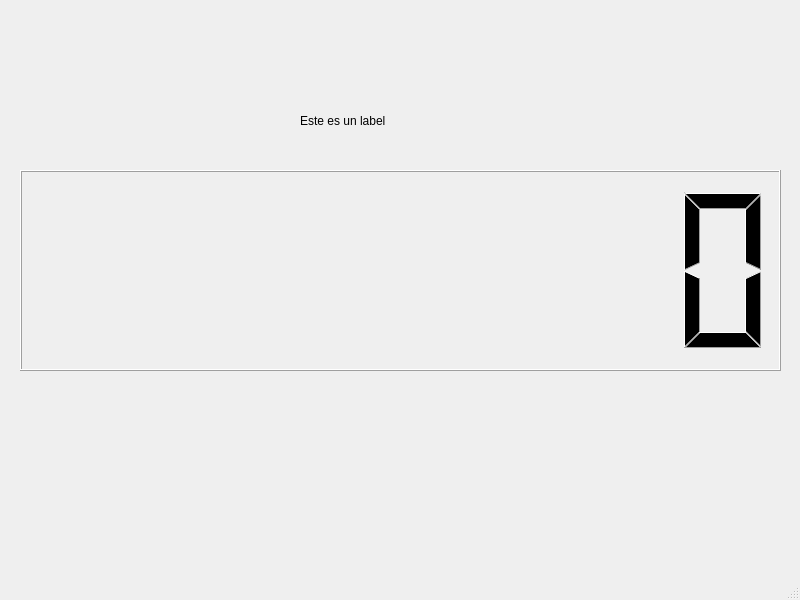
This is src/gui/mainwindow.ui in Carlos12001/funtrans_calculatorpp as Qt 5 draws it before an edit. The edited form follows.
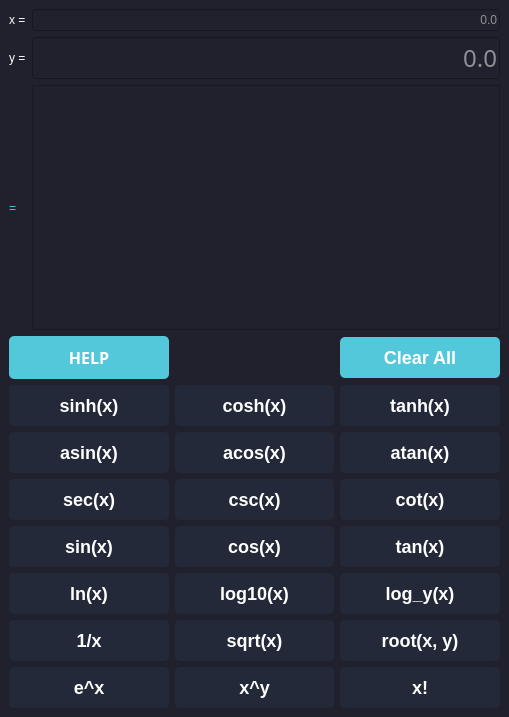
This is the edited form.

Diff of the .ui file:
```diff
--- a/src/gui/mainwindow.ui
+++ b/src/gui/mainwindow.ui
@@ -6,42 +6,675 @@
    <rect>
     <x>0</x>
     <y>0</y>
-    <width>800</width>
-    <height>600</height>
+    <width>509</width>
+    <height>717</height>
    </rect>
   </property>
   <property name="windowTitle">
    <string>MainWindow</string>
   </property>
+  <property name="styleSheet">
+   <string notr="true">font: 18pt &quot;Montserrat Alternates&quot;;
+background-color: #20212c;
+color:white;
+</string>
+  </property>
   <widget class="QWidget" name="centralwidget">
-   <widget class="QLCDNumber" name="lcdNumber">
-    <property name="geometry">
-     <rect>
-      <x>20</x>
-      <y>170</y>
-      <width>761</width>
-      <height>201</height>
-     </rect>
-    </property>
-    <property name="digitCount">
-     <number>8</number>
-    </property>
-   </widget>
-   <widget class="QLabel" name="label">
-    <property name="geometry">
-     <rect>
-      <x>300</x>
-      <y>90</y>
-      <width>191</width>
-      <height>61</height>
-     </rect>
-    </property>
-    <property name="text">
-     <string>Este es un label</string>
-    </property>
-   </widget>
+   <layout class="QVBoxLayout" name="verticalLayout">
+    <item>
+     <layout class="QGridLayout" name="gridButton">
+      <item row="2" column="0">
+       <widget class="QLabel" name="labelEqual">
+        <property name="styleSheet">
+         <string notr="true">font: 32pt &quot;Montserrat Alternates&quot;;
+color:#53c8db;</string>
+        </property>
+        <property name="text">
+         <string>=</string>
+        </property>
+       </widget>
+      </item>
+      <item row="1" column="0">
+       <widget class="QLabel" name="labelY">
+        <property name="styleSheet">
+         <string notr="true">font: 18pt &quot;Montserrat Alternates&quot;;</string>
+        </property>
+        <property name="text">
+         <string>y =</string>
+        </property>
+       </widget>
+      </item>
+      <item row="0" column="0">
+       <widget class="QLabel" name="labelX">
+        <property name="styleSheet">
+         <string notr="true">font: 18pt &quot;Montserrat Alternates&quot;;</string>
+        </property>
+        <property name="text">
+         <string>x =</string>
+        </property>
+       </widget>
+      </item>
+      <item row="2" column="1">
+       <widget class="QPlainTextEdit" name="lineEditResult">
+        <property name="sizePolicy">
+         <sizepolicy hsizetype="Expanding" vsizetype="Ignored">
+          <horstretch>0</horstretch>
+          <verstretch>0</verstretch>
+         </sizepolicy>
+        </property>
+        <property name="font">
+         <font>
+          <family>Montserrat Alternates</family>
+          <pointsize>18</pointsize>
+          <italic>false</italic>
+          <bold>false</bold>
+         </font>
+        </property>
+        <property name="layoutDirection">
+         <enum>Qt::LeftToRight</enum>
+        </property>
+        <property name="tabChangesFocus">
+         <bool>true</bool>
+        </property>
+        <property name="readOnly">
+         <bool>true</bool>
+        </property>
+        <property name="plainText">
+         <string notr="true"/>
+        </property>
+        <property name="placeholderText">
+         <string>0.0</string>
+        </property>
+       </widget>
+      </item>
+      <item row="0" column="1">
+       <widget class="QLineEdit" name="lineEditX">
+        <property name="text">
+         <string/>
+        </property>
+        <property name="alignment">
+         <set>Qt::AlignRight|Qt::AlignTrailing|Qt::AlignVCenter</set>
+        </property>
+        <property name="placeholderText">
+         <string>0.0</string>
+        </property>
+        <property name="clearButtonEnabled">
+         <bool>false</bool>
+        </property>
+       </widget>
+      </item>
+      <item row="1" column="1">
+       <widget class="QLineEdit" name="lineEditY">
+        <property name="font">
+         <font>
+          <family>Montserrat Alternates</family>
+          <pointsize>18</pointsize>
+          <italic>false</italic>
+          <bold>false</bold>
+         </font>
+        </property>
+        <property name="text">
+         <string/>
+        </property>
+        <property name="alignment">
+         <set>Qt::AlignRight|Qt::AlignTrailing|Qt::AlignVCenter</set>
+        </property>
+        <property name="dragEnabled">
+         <bool>false</bool>
+        </property>
+        <property name="placeholderText">
+         <string>0.0</string>
+        </property>
+        <property name="clearButtonEnabled">
+         <bool>false</bool>
+        </property>
+       </widget>
+      </item>
+     </layout>
+    </item>
+    <item>
+     <layout class="QGridLayout" name="gridInput">
+      <item row="6" column="2">
+       <widget class="QPushButton" name="button_root">
+        <property name="styleSheet">
+         <string notr="true">QPushButton {
+  border: none;
+  border-radius: 5px;
+  color: white;
+  font-size: 18px;
+  font-weight: bold;
+  padding: 10px 20px;
+  background-color: #232938;
+}
+
+QPushButton:hover {
+  background-color: #2E8B57;
+}
+</string>
+        </property>
+        <property name="text">
+         <string>root(x, y)</string>
+        </property>
+       </widget>
+      </item>
+      <item row="4" column="0">
+       <widget class="QPushButton" name="button_sin">
+        <property name="styleSheet">
+         <string notr="true">QPushButton {
+  border: none;
+  border-radius: 5px;
+  color: white;
+  font-size: 18px;
+  font-weight: bold;
+  padding: 10px 20px;
+  background-color: #232938;
+}
+
+QPushButton:hover {
+  background-color: #2E8B57;
+}
+</string>
+        </property>
+        <property name="text">
+         <string>sin(x)</string>
+        </property>
+       </widget>
+      </item>
+      <item row="3" column="1">
+       <widget class="QPushButton" name="button_csc">
+        <property name="styleSheet">
+         <string notr="true">QPushButton {
+  border: none;
+  border-radius: 5px;
+  color: white;
+  font-size: 18px;
+  font-weight: bold;
+  padding: 10px 20px;
+  background-color: #232938;
+}
+
+QPushButton:hover {
+  background-color: #2E8B57;
+}
+</string>
+        </property>
+        <property name="text">
+         <string>csc(x)</string>
+        </property>
+       </widget>
+      </item>
+      <item row="2" column="2">
+       <widget class="QPushButton" name="button_atan">
+        <property name="styleSheet">
+         <string notr="true">QPushButton {
+  border: none;
+  border-radius: 5px;
+  color: white;
+  font-size: 18px;
+  font-weight: bold;
+  padding: 10px 20px;
+  background-color: #232938;
+}
+
+QPushButton:hover {
+  background-color: #2E8B57;
+}
+</string>
+        </property>
+        <property name="text">
+         <string>atan(x)</string>
+        </property>
+       </widget>
+      </item>
+      <item row="2" column="0">
+       <widget class="QPushButton" name="button_asin">
+        <property name="styleSheet">
+         <string notr="true">QPushButton {
+  border: none;
+  border-radius: 5px;
+  color: white;
+  font-size: 18px;
+  font-weight: bold;
+  padding: 10px 20px;
+  background-color: #232938;
+}
+
+QPushButton:hover {
+  background-color: #2E8B57;
+}
+</string>
+        </property>
+        <property name="text">
+         <string>asin(x)</string>
+        </property>
+       </widget>
+      </item>
+      <item row="1" column="1">
+       <widget class="QPushButton" name="button_cosh">
+        <property name="styleSheet">
+         <string notr="true">QPushButton {
+  border: none;
+  border-radius: 5px;
+  color: white;
+  font-size: 18px;
+  font-weight: bold;
+  padding: 10px 20px;
+  background-color: #232938;
+}
+
+QPushButton:hover {
+  background-color: #2E8B57;
+}
+</string>
+        </property>
+        <property name="text">
+         <string>cosh(x)</string>
+        </property>
+       </widget>
+      </item>
+      <item row="0" column="0">
+       <widget class="QPushButton" name="buttonHelp">
+        <property name="font">
+         <font>
+          <family>Montserrat Alternates</family>
+          <pointsize>-1</pointsize>
+          <italic>false</italic>
+          <bold>true</bold>
+         </font>
+        </property>
+        <property name="styleSheet">
+         <string notr="true">QPushButton {
+  border: none;
+  border-radius: 5px;
+  color: white;
+  font-size: 16px;
+  font-weight: bold;
+  padding: 10px 20px;
+  background-color: #53c8db;
+}
+
+QPushButton:hover {
+  background-color: #2E8B57;
+}
+</string>
+        </property>
+        <property name="text">
+         <string>HELP</string>
+        </property>
+       </widget>
+      </item>
+      <item row="6" column="0">
+       <widget class="QPushButton" name="button_divi">
+        <property name="styleSheet">
+         <string notr="true">QPushButton {
+  border: none;
+  border-radius: 5px;
+  color: white;
+  font-size: 18px;
+  font-weight: bold;
+  padding: 10px 20px;
+  background-color: #232938;
+}
+
+QPushButton:hover {
+  background-color: #2E8B57;
+}
+</string>
+        </property>
+        <property name="text">
+         <string>1/x</string>
+        </property>
+       </widget>
+      </item>
+      <item row="5" column="0">
+       <widget class="QPushButton" name="button_ln">
+        <property name="styleSheet">
+         <string notr="true">QPushButton {
+  border: none;
+  border-radius: 5px;
+  color: white;
+  font-size: 18px;
+  font-weight: bold;
+  padding: 10px 20px;
+  background-color: #232938;
+}
+
+QPushButton:hover {
+  background-color: #2E8B57;
+}
+</string>
+        </property>
+        <property name="text">
+         <string>ln(x)</string>
+        </property>
+       </widget>
+      </item>
+      <item row="4" column="2">
+       <widget class="QPushButton" name="button_tan">
+        <property name="styleSheet">
+         <string notr="true">QPushButton {
+  border: none;
+  border-radius: 5px;
+  color: white;
+  font-size: 18px;
+  font-weight: bold;
+  padding: 10px 20px;
+  background-color: #232938;
+}
+
+QPushButton:hover {
+  background-color: #2E8B57;
+}
+</string>
+        </property>
+        <property name="text">
+         <string>tan(x)</string>
+        </property>
+       </widget>
+      </item>
+      <item row="3" column="2">
+       <widget class="QPushButton" name="button_cot">
+        <property name="styleSheet">
+         <string notr="true">QPushButton {
+  border: none;
+  border-radius: 5px;
+  color: white;
+  font-size: 18px;
+  font-weight: bold;
+  padding: 10px 20px;
+  background-color: #232938;
+}
+
+QPushButton:hover {
+  background-color: #2E8B57;
+}
+</string>
+        </property>
+        <property name="text">
+         <string>cot(x)</string>
+        </property>
+       </widget>
+      </item>
+      <item row="1" column="2">
+       <widget class="QPushButton" name="button_tanh">
+        <property name="styleSheet">
+         <string notr="true">QPushButton {
+  border: none;
+  border-radius: 5px;
+  color: white;
+  font-size: 18px;
+  font-weight: bold;
+  padding: 10px 20px;
+  background-color: #232938;
+}
+
+QPushButton:hover {
+  background-color: #2E8B57;
+}
+</string>
+        </property>
+        <property name="text">
+         <string>tanh(x)</string>
+        </property>
+       </widget>
+      </item>
+      <item row="6" column="1">
+       <widget class="QPushButton" name="button_sqrt">
+        <property name="styleSheet">
+         <string notr="true">QPushButton {
+  border: none;
+  border-radius: 5px;
+  color: white;
+  font-size: 18px;
+  font-weight: bold;
+  padding: 10px 20px;
+  background-color: #232938;
+}
+
+QPushButton:hover {
+  background-color: #2E8B57;
+}
+</string>
+        </property>
+        <property name="text">
+         <string>sqrt(x)</string>
+        </property>
+       </widget>
+      </item>
+      <item row="5" column="1">
+       <widget class="QPushButton" name="button_log10">
+        <property name="styleSheet">
+         <string notr="true">QPushButton {
+  border: none;
+  border-radius: 5px;
+  color: white;
+  font-size: 18px;
+  font-weight: bold;
+  padding: 10px 20px;
+  background-color: #232938;
+}
+
+QPushButton:hover {
+  background-color: #2E8B57;
+}
+</string>
+        </property>
+        <property name="text">
+         <string>log10(x)</string>
+        </property>
+       </widget>
+      </item>
+      <item row="2" column="1">
+       <widget class="QPushButton" name="button_acos">
+        <property name="styleSheet">
+         <string notr="true">QPushButton {
+  border: none;
+  border-radius: 5px;
+  color: white;
+  font-size: 18px;
+  font-weight: bold;
+  padding: 10px 20px;
+  background-color: #232938;
+}
+
+QPushButton:hover {
+  background-color: #2E8B57;
+}
+</string>
+        </property>
+        <property name="text">
+         <string>acos(x)</string>
+        </property>
+       </widget>
+      </item>
+      <item row="5" column="2">
+       <widget class="QPushButton" name="button_log_y">
+        <property name="styleSheet">
+         <string notr="true">QPushButton {
+  border: none;
+  border-radius: 5px;
+  color: white;
+  font-size: 18px;
+  font-weight: bold;
+  padding: 10px 20px;
+  background-color: #232938;
+}
+
+QPushButton:hover {
+  background-color: #2E8B57;
+}
+</string>
+        </property>
+        <property name="text">
+         <string>log_y(x)</string>
+        </property>
+       </widget>
+      </item>
+      <item row="4" column="1">
+       <widget class="QPushButton" name="button_cos">
+        <property name="styleSheet">
+         <string notr="true">QPushButton {
+  border: none;
+  border-radius: 5px;
+  color: white;
+  font-size: 18px;
+  font-weight: bold;
+  padding: 10px 20px;
+  background-color: #232938;
+}
+
+QPushButton:hover {
+  background-color: #2E8B57;
+}
+</string>
+        </property>
+        <property name="text">
+         <string>cos(x)</string>
+        </property>
+       </widget>
+      </item>
+      <item row="1" column="0">
+       <widget class="QPushButton" name="button_sinh">
+        <property name="styleSheet">
+         <string notr="true">QPushButton {
+  border: none;
+  border-radius: 5px;
+  color: white;
+  font-size: 18px;
+  font-weight: bold;
+  padding: 10px 20px;
+  background-color: #232938;
+}
+
+QPushButton:hover {
+  background-color: #2E8B57;
+}
+</string>
+        </property>
+        <property name="text">
+         <string>sinh(x)</string>
+        </property>
+       </widget>
+      </item>
+      <item row="3" column="0">
+       <widget class="QPushButton" name="button_sec">
+        <property name="styleSheet">
+         <string notr="true">QPushButton {
+  border: none;
+  border-radius: 5px;
+  color: white;
+  font-size: 18px;
+  font-weight: bold;
+  padding: 10px 20px;
+  background-color: #232938;
+}
+
+QPushButton:hover {
+  background-color: #2E8B57;
+}
+</string>
+        </property>
+        <property name="text">
+         <string>sec(x)</string>
+        </property>
+       </widget>
+      </item>
+      <item row="0" column="2">
+       <widget class="QPushButton" name="buttonClear">
+        <property name="styleSheet">
+         <string notr="true">QPushButton {
+  border: none;
+  border-radius: 5px;
+  color: white;
+  font-size: 18px;
+  font-weight: bold;
+  padding: 10px 20px;
+  background-color: #53c8db;
+}
+
+QPushButton:hover {
+  background-color: #2E8B57;
+}
+</string>
+        </property>
+        <property name="text">
+         <string>Clear All</string>
+        </property>
+       </widget>
+      </item>
+      <item row="7" column="0">
+       <widget class="QPushButton" name="button_exp">
+        <property name="styleSheet">
+         <string notr="true">QPushButton {
+  border: none;
+  border-radius: 5px;
+  color: white;
+  font-size: 18px;
+  font-weight: bold;
+  padding: 10px 20px;
+  background-color: #232938;
+}
+
+QPushButton:hover {
+  background-color: #2E8B57;
+}
+</string>
+        </property>
+        <property name="text">
+         <string>e^x</string>
+        </property>
+       </widget>
+      </item>
+      <item row="7" column="1">
+       <widget class="QPushButton" name="button_power">
+        <property name="styleSheet">
+         <string notr="true">QPushButton {
+  border: none;
+  border-radius: 5px;
+  color: white;
+  font-size: 18px;
+  font-weight: bold;
+  padding: 10px 20px;
+  background-color: #232938;
+}
+
+QPushButton:hover {
+  background-color: #2E8B57;
+}
+</string>
+        </property>
+        <property name="text">
+         <string>x^y</string>
+        </property>
+       </widget>
+      </item>
+      <item row="7" column="2">
+       <widget class="QPushButton" name="button_factorial">
+        <property name="styleSheet">
+         <string notr="true">QPushButton {
+  border: none;
+  border-radius: 5px;
+  color: white;
+  font-size: 18px;
+  font-weight: bold;
+  padding: 10px 20px;
+  background-color: #232938;
+}
+
+QPushButton:hover {
+  background-color: #2E8B57;
+}
+</string>
+        </property>
+        <property name="text">
+         <string>x!</string>
+        </property>
+       </widget>
+      </item>
+     </layout>
+    </item>
+   </layout>
   </widget>
-  <widget class="QStatusBar" name="statusbar"/>
  </widget>
  <resources/>
  <connections/>
```
